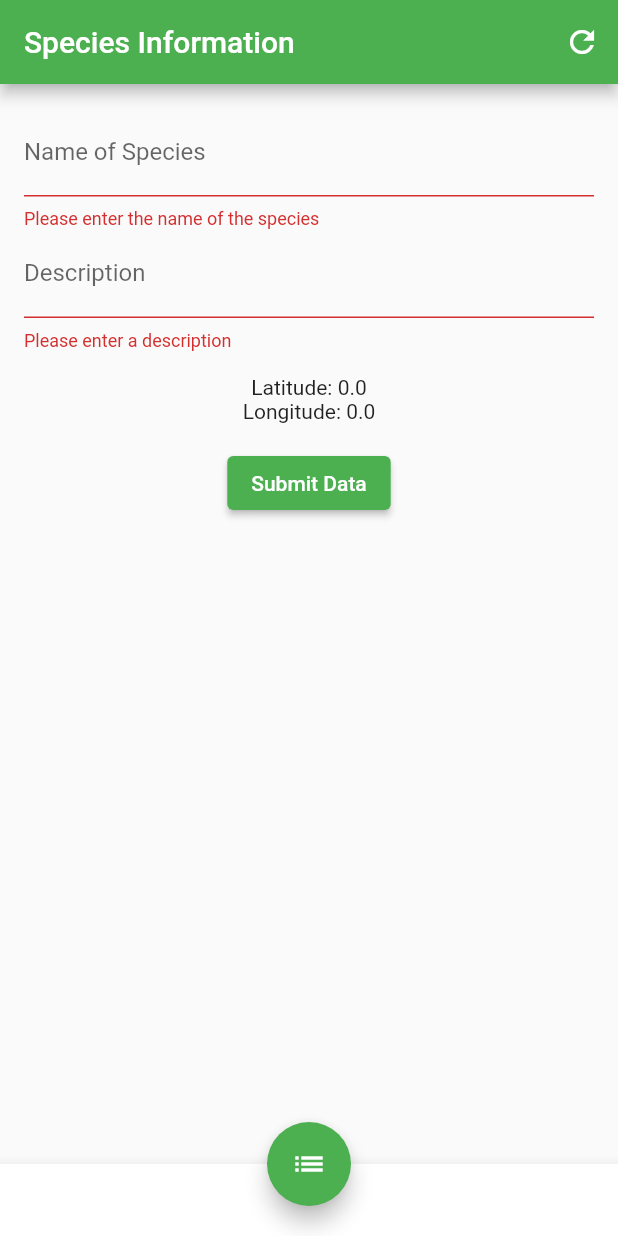
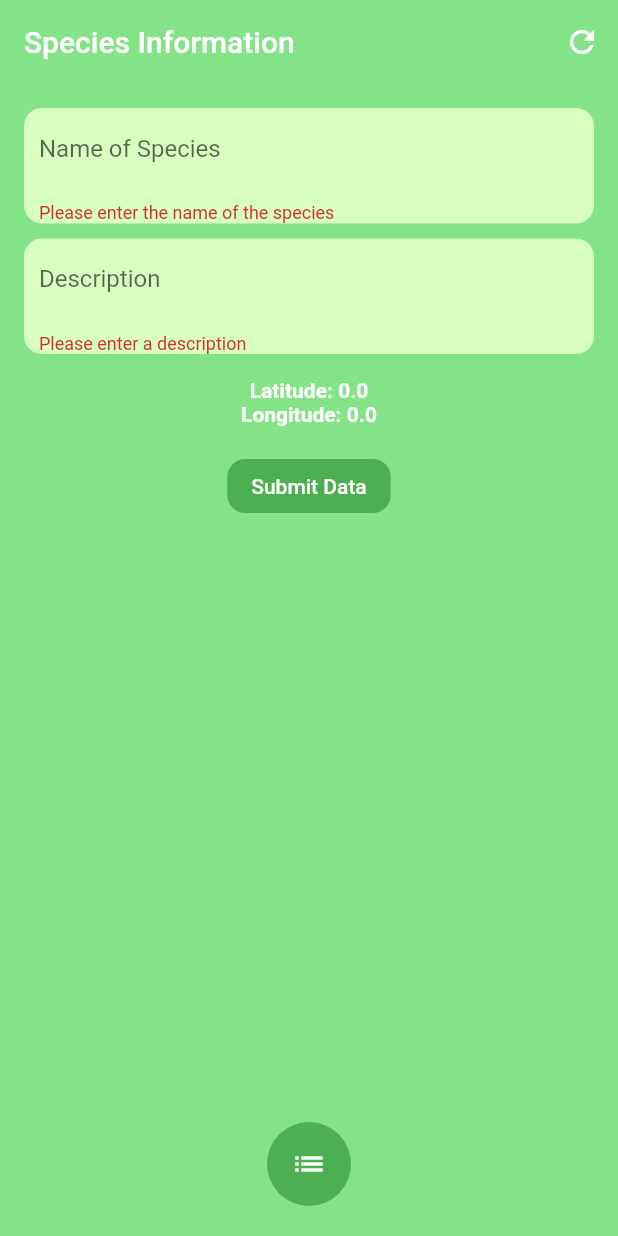
Before and after one commit to MuhammadMannan/GIS2023_RESEARCH_PROJECT, a Flutter app: the screen it shows after launch, after a tap on "Submit Data", after a tap on the "refresh" icon, on a phone screen of 412 x 824 dp. Run offline on Flutter 3.47's test engine with Material 2 defaults, Android fonts, the phone set to English and light mode, and no system bars; our stand-ins replace cloud_firestore, firebase_core, geolocator; accounts and stored records are empty.

Commit message:
ui updates

```diff
--- a/lib/add_plant.dart
+++ b/lib/add_plant.dart
@@ -2,10 +2,6 @@ import 'dart:async';
 import 'package:flutter/material.dart';
 import 'package:geolocator/geolocator.dart';
 import 'package:cloud_firestore/cloud_firestore.dart';
-import 'package:firebase_core/firebase_core.dart';
-import 'package:permission_handler/permission_handler.dart';
-import 'firebase_options.dart';
-import 'package:intl/intl.dart';
 import 'view_plants.dart';
 
 class AddPlant extends StatefulWidget {
@@ -71,28 +67,36 @@ class _MyAddPlant extends State<AddPlant> {
   @override
   Widget build(BuildContext context) {
     return Scaffold(
+      backgroundColor: const Color.fromARGB(255, 131, 227, 134),
       resizeToAvoidBottomInset: false,
       appBar: AppBar(
-        title: Text("Species Information"),
+        backgroundColor: const Color.fromARGB(255, 131, 227, 134),
+        elevation: 0,
+        title: const Text("Species Information"),
         actions: <Widget>[
           IconButton(
-            icon: Icon(Icons.refresh),
+            icon: const Icon(Icons.refresh),
             onPressed: _updateLocation,
           )
         ],
       ),
       body: Padding(
-        padding: EdgeInsets.all(16.0),
+        padding: const EdgeInsets.all(16.0),
         child: Form(
           key: _formKey,
           child: Column(
             crossAxisAlignment: CrossAxisAlignment.start,
             children: <Widget>[
-              TextFormField(
+              Container(
+                decoration: BoxDecoration(
+                    borderRadius: BorderRadius.circular(12),
+                    color: Color.fromARGB(255, 214, 255, 192)),
+                child: TextFormField(
                   controller: _speciesController,
-                decoration: InputDecoration(
+                  decoration: const InputDecoration(
                       labelText: 'Name of Species',
-                ),
+                      contentPadding: EdgeInsets.all(10),
+                      border: InputBorder.none),
                   validator: (value) {
                     if (value == null || value.isEmpty) {
                       return 'Please enter the name of the species';
@@ -100,11 +104,20 @@ class _MyAddPlant extends State<AddPlant> {
                     return null;
                   },
                 ),
-              TextFormField(
+              ),
+              SizedBox(
+                height: 10,
+              ),
+              Container(
+                decoration: BoxDecoration(
+                    borderRadius: BorderRadius.circular(12),
+                    color: Color.fromARGB(255, 214, 255, 192)),
+                child: TextFormField(
                   controller: _descriptionController,
-                decoration: InputDecoration(
+                  decoration: const InputDecoration(
                       labelText: 'Description',
-                ),
+                      contentPadding: EdgeInsets.all(10),
+                      border: InputBorder.none),
                   validator: (value) {
                     if (value == null || value.isEmpty) {
                       return 'Please enter a description';
@@ -112,12 +125,31 @@ class _MyAddPlant extends State<AddPlant> {
                     return null;
                   },
                 ),
-              Center(child: Text('\nLatitude: $_latitude')),
-              Center(child: Text('Longitude: $_longitude')),
+              ),
+              Center(
+                child: Text(
+                  '\nLatitude: $_latitude',
+                  style: TextStyle(
+                      fontWeight: FontWeight.bold, color: Colors.white),
+                ),
+              ),
+              Center(
+                child: Text(
+                  'Longitude: $_longitude',
+                  style: TextStyle(
+                      fontWeight: FontWeight.w700, color: Colors.white),
+                ),
+              ),
               Center(
                 child: Padding(
-                  padding: EdgeInsets.symmetric(vertical: 16.0),
+                  padding: const EdgeInsets.symmetric(vertical: 16.0),
                   child: ElevatedButton(
+                    style: ElevatedButton.styleFrom(
+                      shape: RoundedRectangleBorder(
+                        borderRadius: BorderRadius.circular(12.0),
+                      ),
+                      elevation: 0, // Set elevation to 0 for a flat button
+                    ),
                     onPressed: () {
                       if (_formKey.currentState!.validate()) {
                         final String name = _speciesController.text;
@@ -140,7 +172,9 @@ class _MyAddPlant extends State<AddPlant> {
                             builder: (context) => const ViewPlants()),
                       );
                     },
-                    child: Text('Submit Data'),
+                    child: const Text(
+                      'Submit Data',
+                    ),
                   ),
                 ),
               ),
@@ -149,11 +183,13 @@ class _MyAddPlant extends State<AddPlant> {
         ),
       ),
       bottomNavigationBar: BottomAppBar(
+        color: const Color.fromARGB(255, 131, 227, 134),
+        elevation: 0,
         child: Row(
           mainAxisAlignment: MainAxisAlignment.center,
           children: [
             IconButton(
-              icon: SizedBox.shrink(),
+              icon: const SizedBox.shrink(),
               onPressed: () {
                 Navigator.push(
                   context,
@@ -166,13 +202,16 @@ class _MyAddPlant extends State<AddPlant> {
       ),
       floatingActionButtonLocation: FloatingActionButtonLocation.centerDocked,
       floatingActionButton: FloatingActionButton(
+        elevation: 0,
         onPressed: () {
           Navigator.push(
             context,
             MaterialPageRoute(builder: (context) => const ViewPlants()),
           );
         },
-        child: Icon(Icons.list),
+        child: const Icon(
+          Icons.list,
+        ),
       ),
     );
   }
--- a/lib/main.dart
+++ b/lib/main.dart
@@ -22,7 +22,7 @@ class MainApp extends StatelessWidget {
       theme: ThemeData(
         primarySwatch: Colors.green,
       ),
-      home: AddPlant(),
+      home: const AddPlant(),
     );
   }
 }
--- a/lib/plant_details.dart
+++ b/lib/plant_details.dart
@@ -5,7 +5,7 @@ import 'package:intl/intl.dart';
 class PlantDetails extends StatelessWidget {
   final DocumentSnapshot document;
 
-  const PlantDetails({required this.document});
+  const PlantDetails({super.key, required this.document});
 
   @override
   Widget build(BuildContext context) {
@@ -25,17 +25,17 @@ class PlantDetails extends StatelessWidget {
           children: [
             Text(
               document['description'],
-              style: TextStyle(fontSize: 18),
+              style: const TextStyle(fontSize: 18),
             ),
-            SizedBox(height: 16),
+            const SizedBox(height: 16),
             Text(
               'Date: $formattedDate',
-              style: TextStyle(fontSize: 16),
+              style: const TextStyle(fontSize: 16),
             ),
-            SizedBox(height: 8),
+            const SizedBox(height: 8),
             Text(
               'Location: Lat: $latitude, Long: $longitude',
-              style: TextStyle(fontSize: 16),
+              style: const TextStyle(fontSize: 16),
             ),
           ],
         ),
--- a/lib/services/database.dart
+++ b/lib/services/database.dart
@@ -1,4 +1,3 @@
-import 'package:cloud_firestore/cloud_firestore.dart';
 
 /*class DatabaseService {
   final CollectionReference plantCollection =
--- a/lib/view_plants.dart
+++ b/lib/view_plants.dart
@@ -29,12 +29,12 @@ class _MyViewPlants extends State<ViewPlants> {
               _searchQuery = query.toLowerCase();
             });
           },
-          decoration: InputDecoration(
+          decoration: const InputDecoration(
             hintText: "Search Plants",
             hintStyle: TextStyle(color: Colors.white),
             border: InputBorder.none,
           ),
-          style: TextStyle(color: Colors.white),
+          style: const TextStyle(color: Colors.white),
         ),
         //title: Text("Species Information"),
       ),
@@ -96,7 +96,7 @@ class _MyViewPlants extends State<ViewPlants> {
           mainAxisAlignment: MainAxisAlignment.center,
           children: [
             IconButton(
-              icon: SizedBox.shrink(),
+              icon: const SizedBox.shrink(),
               onPressed: () {
                 Navigator.push(
                   context,
@@ -115,7 +115,7 @@ class _MyViewPlants extends State<ViewPlants> {
             MaterialPageRoute(builder: (context) => const AddPlant()),
           );
         },
-        child: Icon(Icons.add),
+        child: const Icon(Icons.add),
       ),
     );
   }
```
Also changed, not shown: 4 other files. Lines whose indentation alone changed are shown as unchanged.
